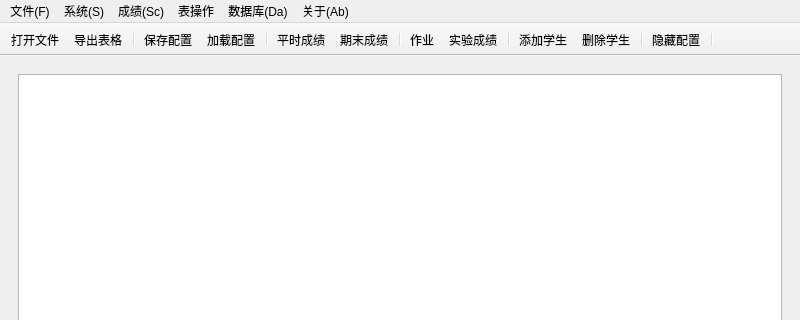
This is mainwindow.ui in GanYv123/DataProcessing as Qt 5 draws it before an edit; both pictures show x 0 to 800 and y 0 to 320 of the 800 by 600 pixel window. The edited form follows.
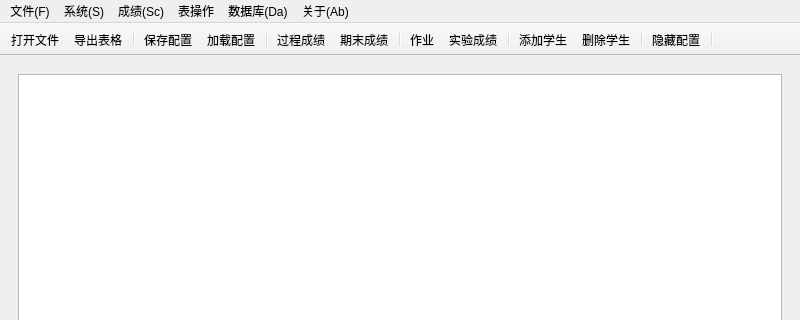
This is the edited form. The open tabs and pages were chosen to show the change. Icons and pictures are not drawn.

Diff of the .ui file:
```diff
--- a/mainwindow.ui
+++ b/mainwindow.ui
@@ -467,7 +467,7 @@
      <normaloff>:/images2/receipt_long_24dp.png</normaloff>:/images2/receipt_long_24dp.png</iconset>
    </property>
    <property name="text">
-    <string>平时成绩</string>
+    <string>过程成绩</string>
    </property>
    <property name="toolTip">
     <string>平时成绩汇总表</string>
```
Left out of the diff: 20 changed lines with no effect on the pictures.
